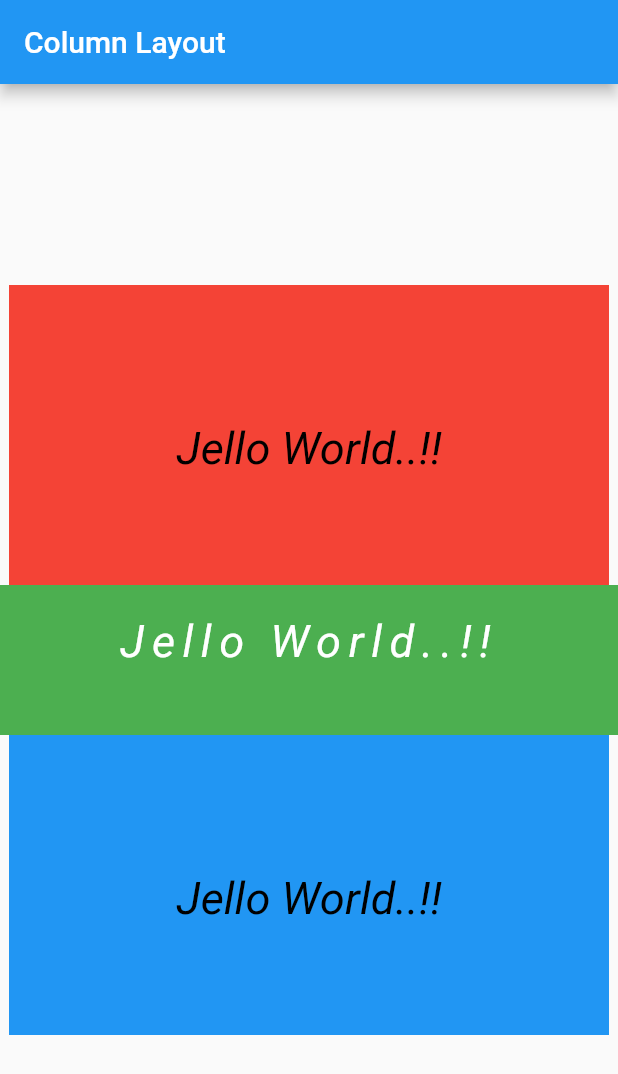
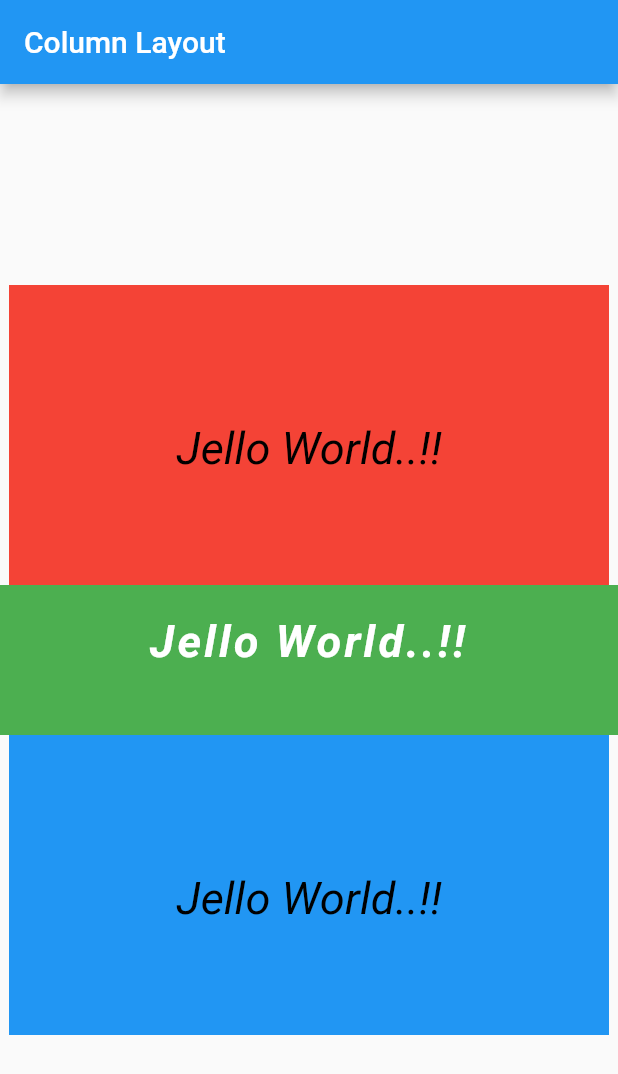
Before and after one commit to Nemuru-san/report1, a Flutter app: the screen it shows after launch, on a phone screen of 412 x 824 dp. Shown: the top 1074 px of the screen. Run offline on Flutter 3.47's test engine with Material 2 defaults, Android fonts, the phone set to English and light mode, and no system bars.

Commit message:
change and add font weigh

```diff
--- a/lib/main.dart
+++ b/lib/main.dart
@@ -1,3 +1,4 @@
+import 'package:flutter/cupertino.dart';
 import 'package:flutter/material.dart';
 
 void main() => runApp(MyApp());
@@ -48,7 +49,8 @@ class Home extends StatelessWidget {
                       style: new TextStyle(
                         fontSize: 30,
                         height: 2,
-                        letterSpacing: 5,
+                        letterSpacing: 2,
+                        fontWeight: FontWeight.bold,
                         color: Colors.white,
                         fontStyle: FontStyle.italic,
                       )),
```
